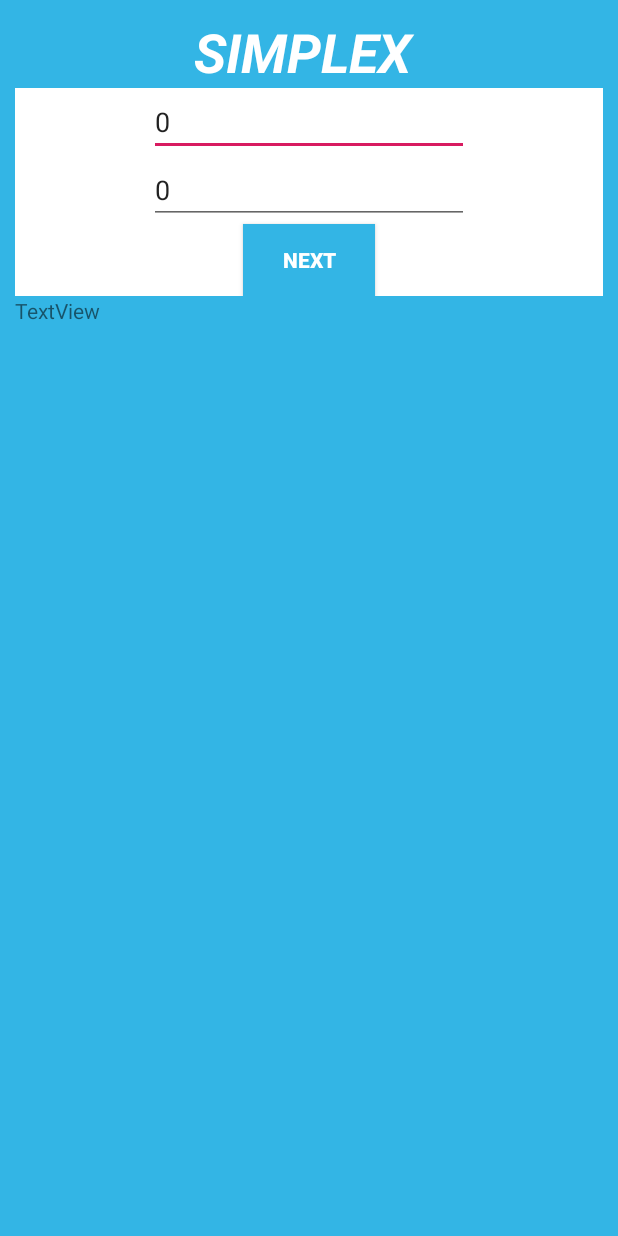
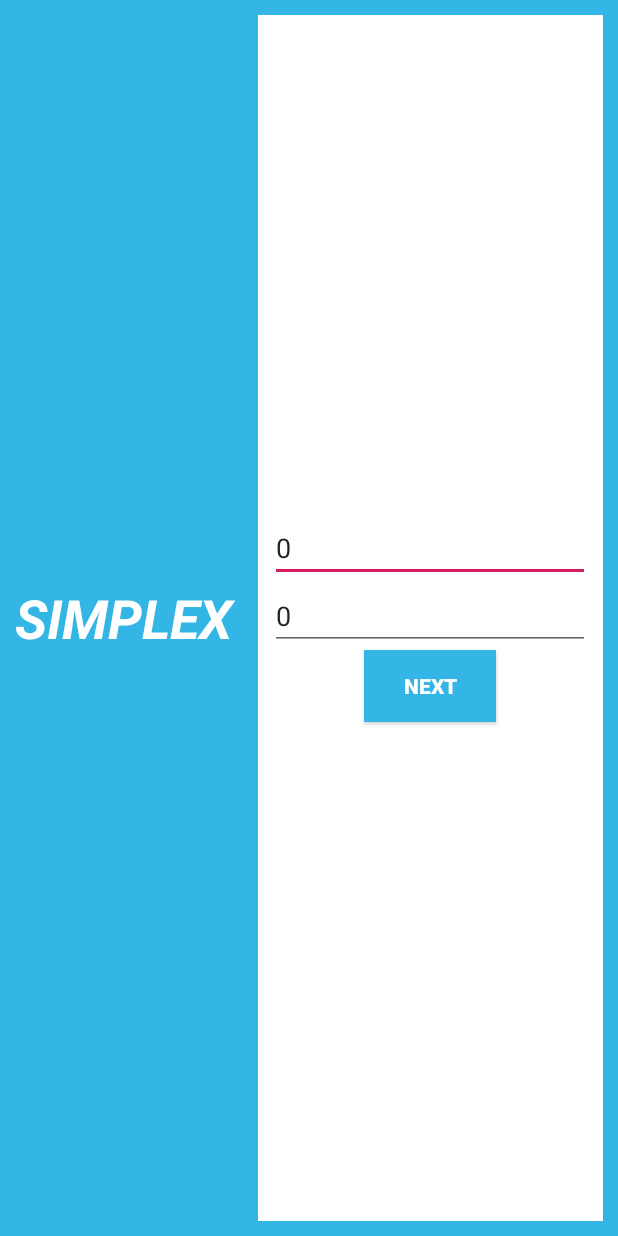
Before and after one commit to djamelzerrouki/Simplex-android, an Android app: the layout activity_main.xml on its own in the app's theme, with its tools: preview values and no code run, on a phone screen of 412 x 824 dp. Run offline under Robolectric (Android 15) with nearby library versions, the phone set to English and light mode, and no system bars.

```diff
--- a/app/src/main/res/layout/activity_main.xml
+++ b/app/src/main/res/layout/activity_main.xml
@@ -6,7 +6,7 @@
     android:layout_height="match_parent"
     android:background="@android:color/holo_blue_light"
     android:gravity="center"
-    android:orientation="vertical"
+    android:orientation="horizontal"
     android:padding="10dp"
     tools:context=".MainActivity">
 
@@ -14,7 +14,7 @@
         android:id="@+id/textView"
         android:layout_width="wrap_content"
         android:layout_height="wrap_content"
-        android:text="Simplex "
+        android:text="Simplex  "
         android:textAlignment="textStart"
         android:textAllCaps="true"
         android:textColor="@android:color/background_light"
@@ -23,7 +23,7 @@
 
     <LinearLayout
         android:layout_width="match_parent"
-        android:layout_height="wrap_content"
+        android:layout_height="match_parent"
         android:background="@android:color/background_light"
         android:gravity="center"
         android:orientation="vertical">
@@ -59,17 +59,4 @@
 
     </LinearLayout>
 
-    <LinearLayout
-        android:layout_width="match_parent"
-        android:layout_height="match_parent"
-        android:orientation="horizontal">
-
-        <TextView
-            android:id="@+id/editText3"
-            android:layout_width="wrap_content"
-            android:layout_height="wrap_content"
-            android:layout_weight="1"
-            android:text="TextView" />
-    </LinearLayout>
-
 </LinearLayout>
```
Also changed, not shown: app/src/main/AndroidManifest.xml (+4 -4 lines), app/src/main/java/com/example/djamel/simplex/MainActivity.java (+9 -4 lines), app/src/main/java/com/example/djamel/simplex/configActivity.java (+14 -2 lines).
